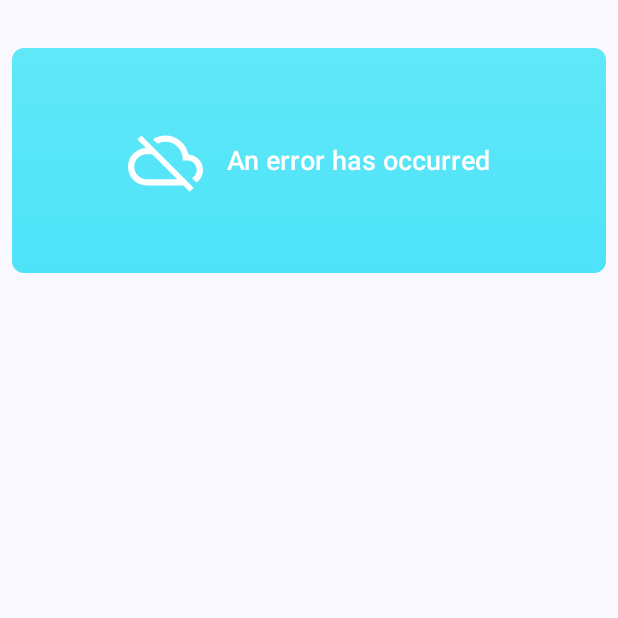
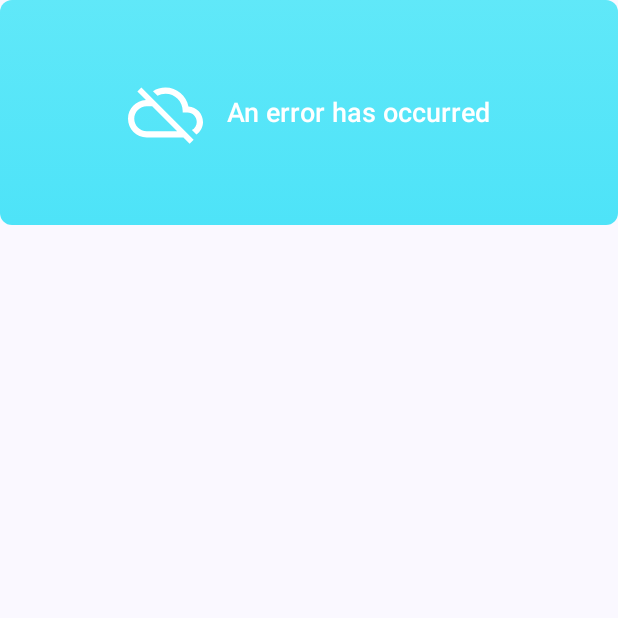
Before and after one commit to AnhQuocs/TravelOne, an Android app built with Jetpack Compose: the composable ErrorCard shown on its own in the app's theme, on a phone screen of 412 x 824 dp, the top half of it. Run offline under Robolectric (Android 15) with nearby library versions, the phone set to English and light mode, and no system bars.

Commit message:
rebuild + refactor

```diff
--- a/app/build.gradle.kts
+++ b/app/build.gradle.kts
@@ -89,7 +89,7 @@ dependencies {
     implementation("androidx.lifecycle:lifecycle-runtime-ktx:2.7.0")
 
     // Loading network image
-    implementation("io.coil-kt:coil-compose:2.4.0")
+    implementation("io.coil-kt:coil-compose:2.5.0")
 
     // BOM
     implementation(platform("com.google.firebase:firebase-bom:32.7.0"))
--- a/app/src/main/java/com/example/travelone/presentation/feature/user/UserInfo.kt
+++ b/app/src/main/java/com/example/travelone/presentation/feature/user/UserInfo.kt
@@ -58,7 +58,7 @@ fun UserInfo(
                 painter = painterResource(id = R.drawable.user_avatar),
                 contentDescription = null,
                 modifier = Modifier
-                    .size(Dimens.SizeXXL)
+                    .size(Dimens.SizeXXLPlus)
                     .clip(CircleShape),
                 contentScale = ContentScale.Crop
             )
--- a/app/src/main/java/com/example/travelone/presentation/feature/weather/ui/WeatherCard.kt
+++ b/app/src/main/java/com/example/travelone/presentation/feature/weather/ui/WeatherCard.kt
@@ -52,8 +52,7 @@ fun WeatherCard(weather: WeatherResult) {
 
     Box(
         modifier = Modifier
-            .padding(vertical = Dimens.PaddingM, horizontal = Dimens.PaddingS)
-            .padding(top = Dimens.PaddingM)
+            .padding(bottom = Dimens.PaddingM)
             .fillMaxWidth()
             .height(Dimens.HeightXL2)
             .background(brush = gradient, shape = RoundedCornerShape(AppShape.MediumShape))
--- a/app/src/main/java/com/example/travelone/presentation/feature/weather/ui/WeatherLoading.kt
+++ b/app/src/main/java/com/example/travelone/presentation/feature/weather/ui/WeatherLoading.kt
@@ -33,8 +33,7 @@ fun WeatherLoading() {
 
     Box(
         modifier = Modifier
-            .padding(vertical = Dimens.PaddingM, horizontal = Dimens.PaddingS)
-            .padding(top = Dimens.PaddingM)
+            .padding(bottom = Dimens.PaddingM)
             .fillMaxWidth()
             .height(Dimens.HeightXL2)
             .background(brush = gradient, shape = RoundedCornerShape(AppShape.MediumShape))
--- a/app/src/main/java/com/example/travelone/presentation/feature/weather/ui/WeatherSection.kt
+++ b/app/src/main/java/com/example/travelone/presentation/feature/weather/ui/WeatherSection.kt
@@ -104,8 +104,7 @@ fun ErrorCard() {
 
     Box(
         modifier = Modifier
-            .padding(vertical = Dimens.PaddingM, horizontal = Dimens.PaddingS)
-            .padding(top = Dimens.PaddingM)
+            .padding(bottom = Dimens.PaddingM)
             .fillMaxWidth()
             .height(Dimens.HeightXL2)
             .background(brush = gradient, shape = RoundedCornerShape(AppShape.MediumShape))
--- a/app/src/main/java/com/example/travelone/ui/theme/Dimension.kt
+++ b/app/src/main/java/com/example/travelone/ui/theme/Dimension.kt
@@ -24,6 +24,7 @@ object Dimens {
     val SizeXL = 36.dp
     val SizeXLPlus = 40.dp
     val SizeXXL = 50.dp
+    val SizeXXLPlus = 68.dp
     val SizeUltra = 120.dp
 
     // Height (component height)
```
Also changed, not shown: app/src/main/res/xml/network_security_config.xml (+3 -5 lines), app/src/main/res/drawable/user_avatar.png.
